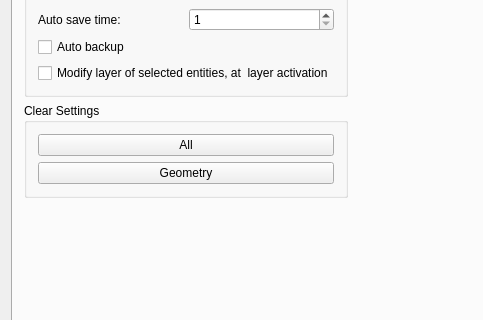
LibreCAD/LibreCAD, file librecad/src/ui/forms/qg_dlgoptionsgeneral.ui: the form before one commit; both pictures show x 0 to 483 and y 147 to 467 of the 707 by 600 pixel window.
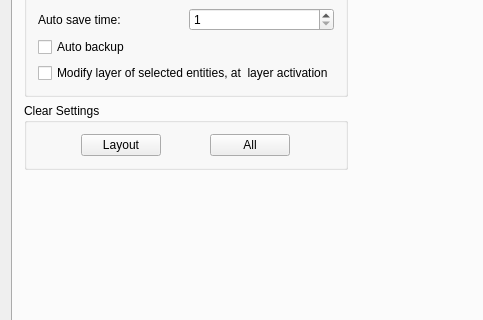
The form after the commit. Icons and pictures are not drawn.

Commit message:
changed "Geometry" button to "Layout"
also changed the vertical layout to horizontal to save space

Patch:
```diff
--- a/librecad/src/ui/forms/qg_dlgoptionsgeneral.ui
+++ b/librecad/src/ui/forms/qg_dlgoptionsgeneral.ui
@@ -1666,35 +1666,6 @@
          </layout>
         </widget>
        </item>
-       <item row="2" column="0">
-        <widget class="QGroupBox" name="groupBox_3">
-         <property name="title">
-          <string>Clear Settings</string>
-         </property>
-         <layout class="QVBoxLayout" name="verticalLayout_2">
-          <item>
-           <widget class="QPushButton" name="pb_clear_all">
-            <property name="toolTip">
-             <string>restores the program to its original state</string>
-            </property>
-            <property name="text">
-             <string>All</string>
-            </property>
-           </widget>
-          </item>
-          <item>
-           <widget class="QPushButton" name="pb_clear_geometry">
-            <property name="toolTip">
-             <string>restores program geometry/layout to original state</string>
-            </property>
-            <property name="text">
-             <string>Geometry</string>
-            </property>
-           </widget>
-          </item>
-         </layout>
-        </widget>
-       </item>
        <item row="0" column="1">
         <spacer name="spacer11_2">
          <property name="orientation">
@@ -1711,7 +1682,7 @@
          </property>
         </spacer>
        </item>
-       <item row="3" column="0">
+       <item row="4" column="0">
         <spacer name="verticalSpacer">
          <property name="orientation">
           <enum>Qt::Vertical</enum>
@@ -1724,6 +1695,47 @@
          </property>
         </spacer>
        </item>
+       <item row="2" column="0">
+        <widget class="QGroupBox" name="groupBox_3">
+         <property name="title">
+          <string>Clear Settings</string>
+         </property>
+         <layout class="QHBoxLayout" name="horizontalLayout_2">
+          <item>
+           <widget class="QPushButton" name="pb_clear_geometry">
+            <property name="sizePolicy">
+             <sizepolicy hsizetype="Maximum" vsizetype="Fixed">
+              <horstretch>0</horstretch>
+              <verstretch>0</verstretch>
+             </sizepolicy>
+            </property>
+            <property name="toolTip">
+             <string>restores program geometry/layout to original state</string>
+            </property>
+            <property name="text">
+             <string>Layout</string>
+            </property>
+           </widget>
+          </item>
+          <item>
+           <widget class="QPushButton" name="pb_clear_all">
+            <property name="sizePolicy">
+             <sizepolicy hsizetype="Maximum" vsizetype="Fixed">
+              <horstretch>0</horstretch>
+              <verstretch>0</verstretch>
+             </sizepolicy>
+            </property>
+            <property name="toolTip">
+             <string>restores the program to its original state</string>
+            </property>
+            <property name="text">
+             <string>All</string>
+            </property>
+           </widget>
+          </item>
+         </layout>
+        </widget>
+       </item>
       </layout>
      </widget>
     </widget>
```
